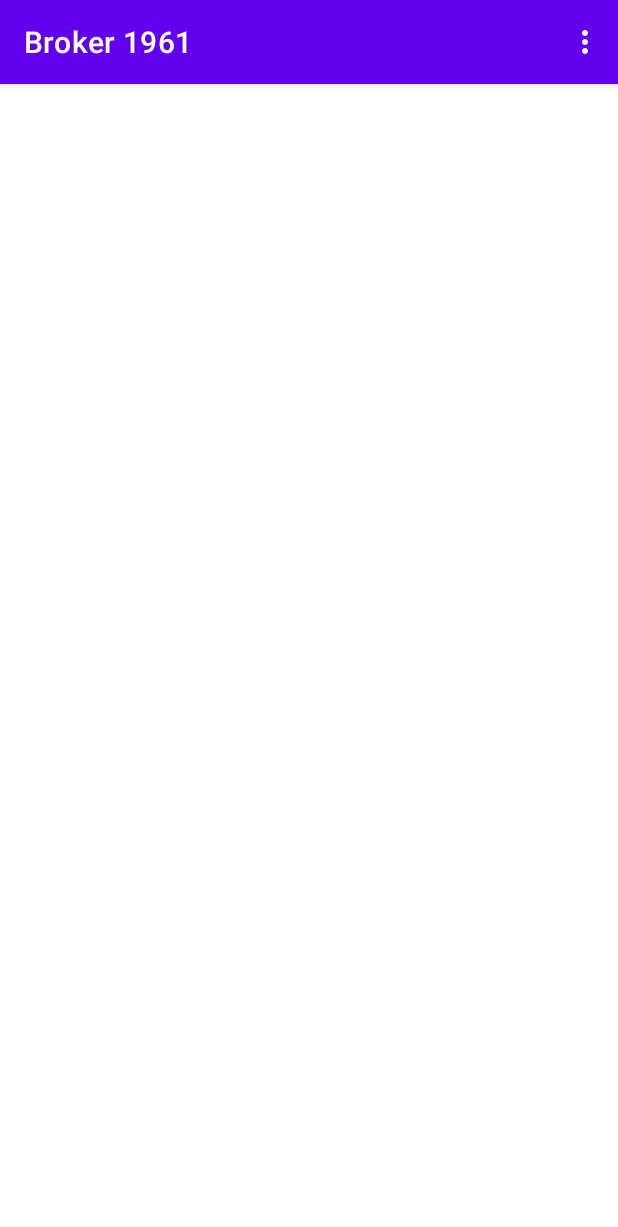
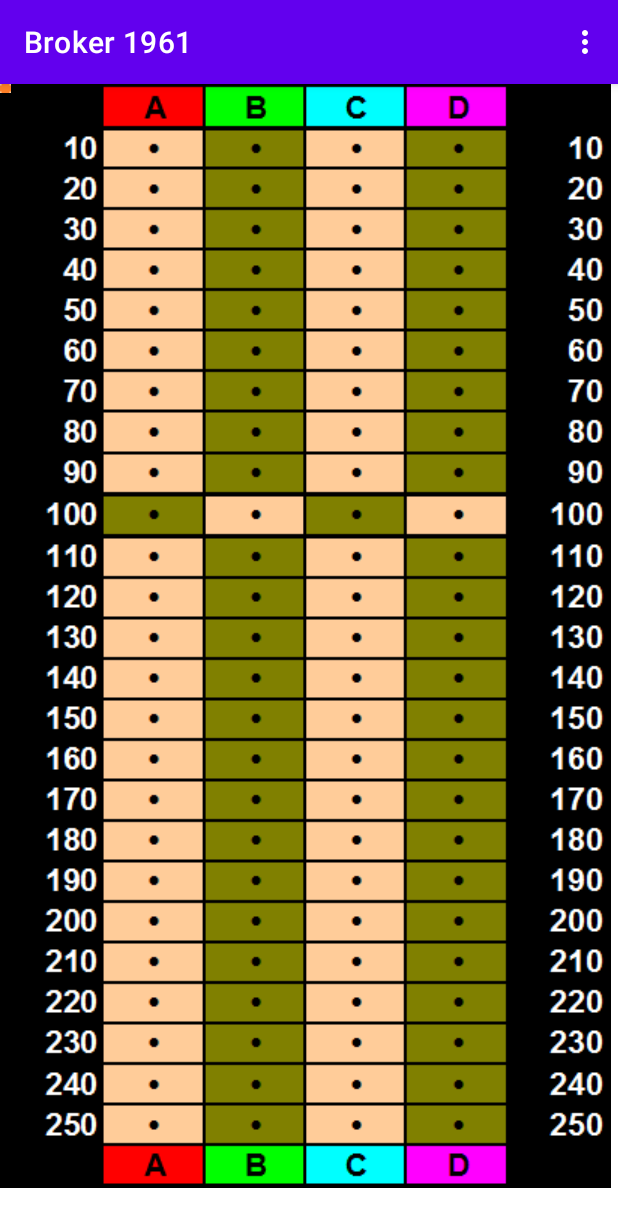
Before and after one commit to VelbazhdSoftwareLLC/Broker-1961-for-Android, an Android app: the GameActivity screen opened directly, with no data from a screen before it, on a phone screen of 412 x 824 dp. Shown: the top 1227 px of the screen. Run offline under Robolectric (Android 15) with nearby library versions, the light colour scheme and no system bars.

Commit message:
Board image.

```diff
--- a/app/src/main/res/layout/activity_game.xml
+++ b/app/src/main/res/layout/activity_game.xml
@@ -1,8 +1,48 @@
 <?xml version="1.0" encoding="utf-8"?>
 <androidx.constraintlayout.widget.ConstraintLayout xmlns:android="http://schemas.android.com/apk/res/android"
+    xmlns:app="http://schemas.android.com/apk/res-auto"
     xmlns:tools="http://schemas.android.com/tools"
     android:layout_width="match_parent"
     android:layout_height="match_parent"
     tools:context=".GameActivity">
 
+    <ImageView
+        android:id="@+id/boardImageView"
+        android:layout_width="wrap_content"
+        android:layout_height="wrap_content"
+        app:srcCompat="@drawable/board"
+        tools:layout_editor_absoluteX="2dp"
+        tools:layout_editor_absoluteY="0dp" />
+
+    <ImageView
+        android:id="@+id/aPullImageView"
+        android:layout_width="wrap_content"
+        android:layout_height="wrap_content"
+        app:srcCompat="@drawable/pull"
+        tools:layout_editor_absoluteX="101dp"
+        tools:layout_editor_absoluteY="282dp" />
+
+    <ImageView
+        android:id="@+id/bPullImageView"
+        android:layout_width="wrap_content"
+        android:layout_height="wrap_content"
+        app:srcCompat="@drawable/pull"
+        tools:layout_editor_absoluteX="169dp"
+        tools:layout_editor_absoluteY="282dp" />
+
+    <ImageView
+        android:id="@+id/cPullImageView"
+        android:layout_width="wrap_content"
+        android:layout_height="wrap_content"
+        app:srcCompat="@drawable/pull"
+        tools:layout_editor_absoluteX="237dp"
+        tools:layout_editor_absoluteY="282dp" />
+
+    <ImageView
+        android:id="@+id/dPullImageView"
+        android:layout_width="wrap_content"
+        android:layout_height="wrap_content"
+        app:srcCompat="@drawable/pull"
+        tools:layout_editor_absoluteX="303dp"
+        tools:layout_editor_absoluteY="282dp" />
 </androidx.constraintlayout.widget.ConstraintLayout>
```
Also changed, not shown: app/src/main/res/values/strings.xml (+26 -2 lines), app/src/main/res/drawable/board.png (added), app/src/main/res/drawable/pull.png (added).
